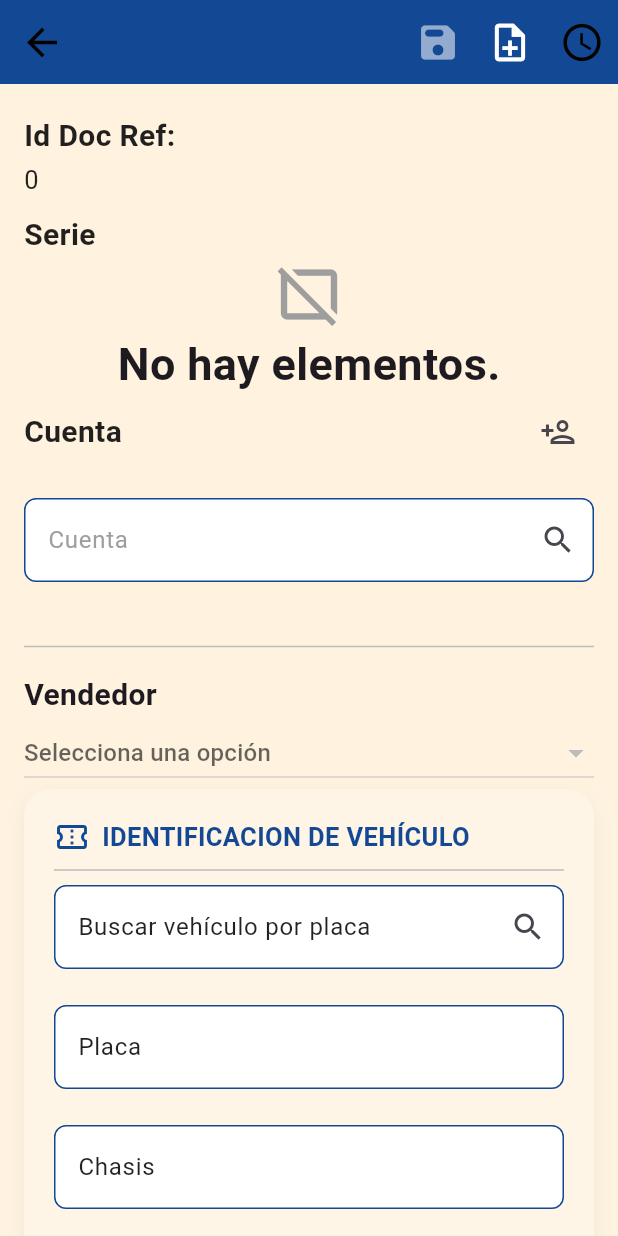
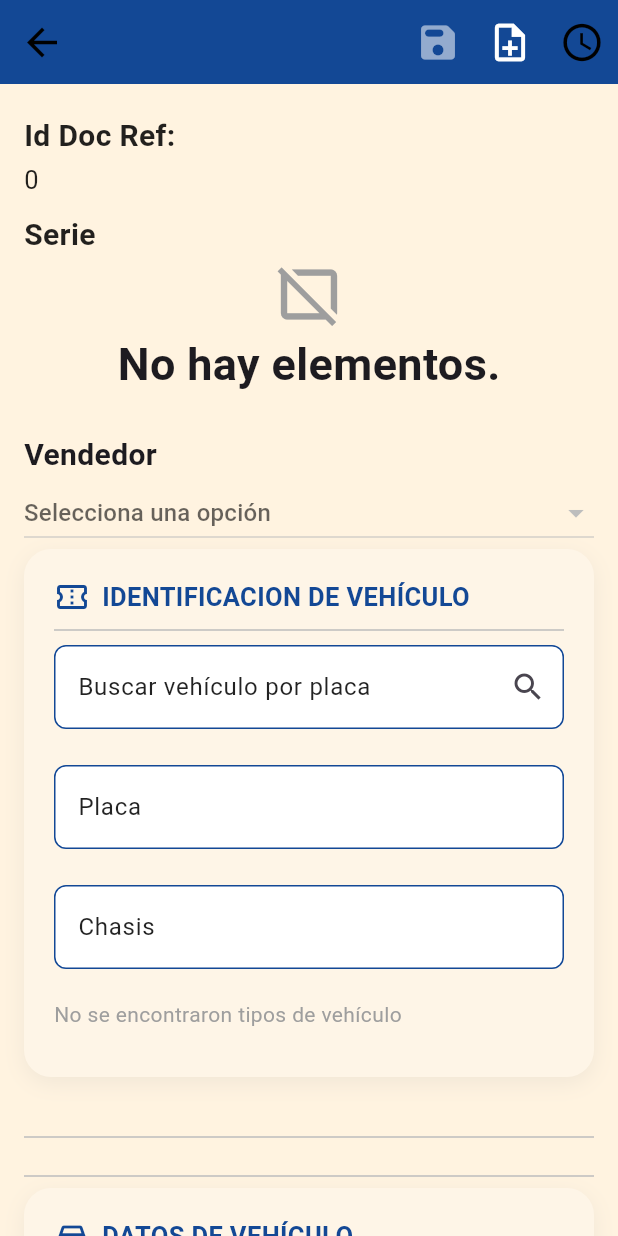
Before and after one commit to lsurec/fl_business_movil, a Flutter app: the InicioVehiculosView screen opened by its route, on a phone screen of 412 x 824 dp. Run offline on Flutter 3.47's test engine with Material 3 defaults, Android fonts, the phone set to English and light mode, and no system bars; our stand-ins replace device_info_plus, dropdown_button2, file_picker, flutter_image_compress, flutter_secure_storage, geolocator and 9 more; missing offline and left inert: android_intent_plus, clipboard, flutter_esc_pos_utils, flutter_pos_printer_platform_image_3, flutter_swipe_detector, mobile_scanner and 1 more; accounts and stored records are empty.

Commit message:
fix: Update version number to 1.11.34 in pubspec.yaml and clean up commented code in various files

```diff
--- a/lib/displays/vehiculos/models/CatalogoVehiculoModel.dart
+++ b/lib/displays/vehiculos/models/CatalogoVehiculoModel.dart
@@ -12,6 +12,7 @@ class CatalogoVehiculosModel {
   final String centimetrosCubicos;
   final String cilindros;
   final String userName;
+  // final int cuentaCorrentista;
 
   CatalogoVehiculosModel({
     required this.descripcion,
@@ -27,6 +28,7 @@ class CatalogoVehiculosModel {
     required this.centimetrosCubicos,
     required this.cilindros,
     required this.userName,
+    // required this.cuentaCorrentista,
   });
 
   Map<String, dynamic> toJson() {
@@ -42,6 +44,7 @@ class CatalogoVehiculosModel {
       'cilindros': cilindros,
       'empresa': empresa,
       'userName': userName,
+      // 'cuentaCorrentista': cuentaCorrentista,
     };
 
     if (modeloFecha != null) {
--- a/lib/displays/vehiculos/view_models/inicio_model_view.dart
+++ b/lib/displays/vehiculos/view_models/inicio_model_view.dart
@@ -962,6 +962,7 @@ class InicioVehiculosViewModel extends ChangeNotifier {
         centimetrosCubicos: ccController.text.trim(),
         cilindros: cilController.text.trim(),
         userName: user,
+        // cuentaCorrentista: clienteSelect!.cuentaCorrentista,
       );
 
       await _catalogoVehiculosService.crearVehiculo(
--- a/lib/displays/vehiculos/views/inicioRecepción.view.dart
+++ b/lib/displays/vehiculos/views/inicioRecepción.view.dart
@@ -325,6 +325,7 @@ class _InicioVehiculosViewState extends State<InicioVehiculosView> {
                         ),
                       ],
                     ),
+
                   // if (vm.valueParametro(58))
                   //   Column(
                   //     crossAxisAlignment: CrossAxisAlignment.start,
@@ -415,154 +416,10 @@ class _InicioVehiculosViewState extends State<InicioVehiculosView> {
                   //       const SizedBox(height: 20),
                   //     ],
                   //   ),
-                  Row(
-                    mainAxisAlignment: MainAxisAlignment.spaceBetween,
-                    children: [
-                      Text(
-                        vm.getTextCuenta(context),
-                        style: StyleApp.title.copyWith(color: textColor),
-                      ),
-                      IconButton(
-                        onPressed: () =>
-                            Navigator.pushNamed(context, AppRoutes.addClient),
-                        icon: const Icon(Icons.person_add_outlined),
-                        tooltip: AppLocalizations.of(
-                          context,
-                        )!.translate(BlockTranslate.cuenta, 'nueva'),
-                      ),
-                    ],
-                  ),
-                  if (vm.clienteSelect == null) const SizedBox(height: 20),
-                  // if (vm.clienteSelect == null)
-                  Form(
-                    autovalidateMode: AutovalidateMode.onUserInteraction,
-                    key: vm.formKeyClient,
-                    child: TextFormField(
-                      controller: vm.client,
-                      onFieldSubmitted: (value) =>
-                          vm.performSearchClient(context),
-                      textInputAction: TextInputAction.search,
-                      style: TextStyle(color: textColor),
-                      decoration: InputDecoration(
-                        hintText: vm.getTextCuenta(context),
-                        hintStyle: TextStyle(color: hintColor),
-                        filled: true,
-                        fillColor: cardColor,
-                        suffixIcon: IconButton(
-                          icon: const Icon(Icons.search),
-                          onPressed: () async {
-                            FocusScope.of(context).unfocus();
-
-                            try {
-                              vm.setLoading(true); //  activar loader
-
-                              await vm.performSearchClient(context);
-                            } catch (e) {
-                              print(e);
-                            } finally {
-                              vm.setLoading(false); //  quitar loader
-                            }
-                          },
-                        ),
-                      ),
-                      validator: (value) {
-                        if (value == null || value.isEmpty) {
-                          return AppLocalizations.of(context)!.translate(
-                            BlockTranslate.notificacion,
-                            'requerido',
-                          );
-                        }
-                        return null;
-                      },
-                    ),
-                  ),
-                  const SizedBox(height: 10),
-                  if (vm.valueParametro(259))
-                    SwitchListTile(
-                      activeColor: AppTheme.hexToColor(Preferences.valueColor),
-                      contentPadding: EdgeInsets.zero,
-                      value: vm.cf,
-                      onChanged: (value) => vm.changeCF(context, value),
-                      title: Text(
-                        vm.getTextParam(209) ??
-                            AppLocalizations.of(
-                              context,
-                            )!.translate(BlockTranslate.factura, 'factura_cf'),
-                        style: StyleApp.title.copyWith(color: textColor),
-                      ),
-                    ),
-                  if (vm.clienteSelect != null)
-                    Column(
-                      crossAxisAlignment: CrossAxisAlignment.start,
-                      children: [
-                        Row(
-                          mainAxisAlignment: MainAxisAlignment.spaceBetween,
-                          children: [
-                            Text(
-                              vm.getTextCuenta(context),
-                              style: StyleApp.titlegrey.copyWith(
-                                color: textColor,
-                              ),
-                            ),
-                            if (!vm.cf)
-                              IconButton(
-                                onPressed: () => Navigator.pushNamed(
-                                  context,
-                                  AppRoutes.updateClient,
-                                  arguments: vm.clienteSelect,
-                                ),
-                                icon: Icon(
-                                  Icons.edit_outlined,
-                                  color: AppTheme.grey,
-                                ),
-                              ),
-                          ],
-                        ),
-
-                        const SizedBox(height: 10),
-                        Text(
-                          vm.clienteSelect!.facturaNit,
-                          style: StyleApp.normal.copyWith(color: textColor),
-                        ),
-                        const SizedBox(height: 10),
-                        Text(
-                          vm.clienteSelect!.facturaNombre,
-                          style: StyleApp.normal.copyWith(color: textColor),
-                        ),
-                        if (vm.clienteSelect!.facturaDireccion.isNotEmpty &&
-                            vmFactura.editDoc)
-                          Column(
-                            children: [
-                              const SizedBox(height: 10),
-                              Text(
-                                vm.clienteSelect!.facturaDireccion,
-                                style: StyleApp.normal.copyWith(
-                                  color: textColor,
-                                ),
-                              ),
-                            ],
-                          ),
-                        if (vm.clienteSelect!.desCuentaCta.isNotEmpty &&
-                            vmFactura.editDoc)
-                          Column(
-                            children: [
-                              const SizedBox(height: 10),
-                              Text(
-                                "(${vm.clienteSelect!.desCuentaCta})",
-                                style: StyleApp.greyText.copyWith(
-                                  color: textColor,
-                                ),
-                              ),
-                            ],
-                          ),
-                      ],
-                    ),
                   const SizedBox(height: 15),
                   Column(
                     crossAxisAlignment: CrossAxisAlignment.start,
                     children: [
-                      const SizedBox(height: 10),
-                      const Divider(),
                       const SizedBox(height: 10),
                       Text(
                         vm.getTextParam(43) ??
@@ -760,7 +617,157 @@ class _InicioVehiculosViewState extends State<InicioVehiculosView> {
                       _buildTipoVehiculoDropdown(context),
                     ],
                   ),
-
+                  const SizedBox(height: 10),
+                  const Divider(),
+                  if (vm.valueParametro(57)) ...[
+                    Row(
+                      mainAxisAlignment: MainAxisAlignment.spaceBetween,
+                      children: [
+                        Text(
+                          vm.getTextCuenta(context),
+                          style: StyleApp.title.copyWith(color: textColor),
+                        ),
+                        IconButton(
+                          onPressed: () =>
+                              Navigator.pushNamed(context, AppRoutes.addClient),
+                          icon: const Icon(Icons.person_add_outlined),
+                          tooltip: AppLocalizations.of(
+                            context,
+                          )!.translate(BlockTranslate.cuenta, 'nueva'),
+                        ),
+                      ],
+                    ),
+                    if (vm.clienteSelect == null) const SizedBox(height: 20),
+                    // if (vm.clienteSelect == null)
+                    Form(
+                      autovalidateMode: AutovalidateMode.onUserInteraction,
+                      key: vm.formKeyClient,
+                      child: TextFormField(
+                        controller: vm.client,
+                        onFieldSubmitted: (value) =>
+                            vm.performSearchClient(context),
+                        textInputAction: TextInputAction.search,
+                        style: TextStyle(color: textColor),
+                        decoration: InputDecoration(
+                          hintText: vm.getTextCuenta(context),
+                          hintStyle: TextStyle(color: hintColor),
+                          filled: true,
+                          fillColor: cardColor,
+                          suffixIcon: IconButton(
+                            icon: const Icon(Icons.search),
+                            onPressed: () async {
+                              FocusScope.of(context).unfocus();
+
+                              try {
+                                vm.setLoading(true); //  activar loader
+
+                                await vm.performSearchClient(context);
+                              } catch (e) {
+                                print(e);
+                              } finally {
+                                vm.setLoading(false); //  quitar loader
+                              }
+                            },
+                          ),
+                        ),
+                        validator: (value) {
+                          if (value == null || value.isEmpty) {
+                            return AppLocalizations.of(context)!.translate(
+                              BlockTranslate.notificacion,
+                              'requerido',
+                            );
+                          }
+                          return null;
+                        },
+                      ),
+                    ),
+                    const SizedBox(height: 10),
+                    if (vm.valueParametro(259))
+                      SwitchListTile(
+                        activeColor: AppTheme.hexToColor(
+                          Preferences.valueColor,
+                        ),
+                        contentPadding: EdgeInsets.zero,
+                        value: vm.cf,
+                        onChanged: (value) => vm.changeCF(context, value),
+                        title: Text(
+                          vm.getTextParam(209) ??
+                              AppLocalizations.of(context)!.translate(
+                                BlockTranslate.factura,
+                                'factura_cf',
+                              ),
+                          style: StyleApp.title.copyWith(color: textColor),
+                        ),
+                      ),
+                    if (vm.clienteSelect != null)
+                      Column(
+                        crossAxisAlignment: CrossAxisAlignment.start,
+                        children: [
+                          Row(
+                            mainAxisAlignment: MainAxisAlignment.spaceBetween,
+                            children: [
+                              Text(
+                                "${vm.getTextCuenta(context)} Seleccionado",
+                                style: StyleApp.titlegrey.copyWith(
+                                  color: textColor,
+                                ),
+                              ),
+                              if (!vm.cf)
+                                IconButton(
+                                  onPressed: () => Navigator.pushNamed(
+                                    context,
+                                    AppRoutes.updateClient,
+                                    arguments: vm.clienteSelect,
+                                  ),
+                                  icon: Icon(
+                                    Icons.edit_outlined,
+                                    color: AppTheme.grey,
+                                  ),
+                                ),
+                            ],
+                          ),
+
+                          const SizedBox(height: 10),
+                          Text(
+                            vm.clienteSelect!.facturaNit,
+                            style: StyleApp.normal.copyWith(color: textColor),
+                          ),
+                          const SizedBox(height: 10),
+                          Text(
+                            vm.clienteSelect!.facturaNombre,
+                            style: StyleApp.normal.copyWith(color: textColor),
+                          ),
+                          if (vm.clienteSelect!.facturaDireccion.isNotEmpty &&
+                              vmFactura.editDoc)
+                            Column(
+                              children: [
+                                const SizedBox(height: 10),
+                                Text(
+                                  vm.clienteSelect!.facturaDireccion,
+                                  style: StyleApp.normal.copyWith(
+                                    color: textColor,
+                                  ),
+                                ),
+                              ],
+                            ),
+                          if (vm.clienteSelect!.desCuentaCta.isNotEmpty &&
+                              vmFactura.editDoc)
+                            Column(
+                              children: [
+                                const SizedBox(height: 10),
+                                Text(
+                                  "(${vm.clienteSelect!.desCuentaCta})",
+                                  style: StyleApp.greyText.copyWith(
+                                    color: textColor,
+                                  ),
+                                ),
+                              ],
+                            ),
+                        ],
+                      ),
+                  ],
+                  const SizedBox(height: 10),
+                  const Divider(),
                   // 🔹 Sección Datos del Vehículo 🔹
                   _buildModernSection(
                     title:
--- a/pubspec.yaml
+++ b/pubspec.yaml
@@ -16,7 +16,7 @@ publish_to: 'none' # Remove this line if you wish to publish to pub.dev
 # https://developer.apple.com/library/archive/documentation/General/Reference/InfoPlistKeyReference/Articles/CoreFoundationKeys.html
 # In Windows, build-name is used as the major, minor, and patch parts
 # of the product and file versions while build-number is used as the build suffix.
-version: 1.11.33
+version: 1.11.34
 
 environment:
   sdk: ^3.9.2
```
Also changed, not shown: lib/displays/vehiculos/view_models/items_model_view.dart (+0 -18 lines), lib/displays/vehiculos/views/datos_guardados_view.dart (+44 -9 lines).
